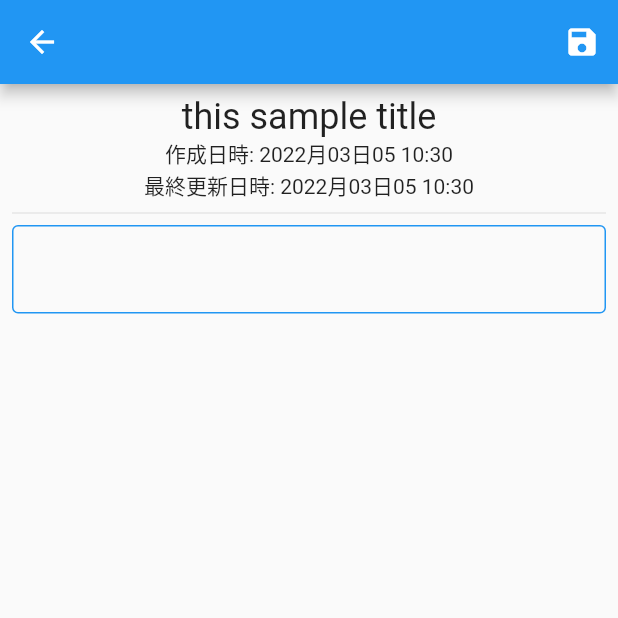
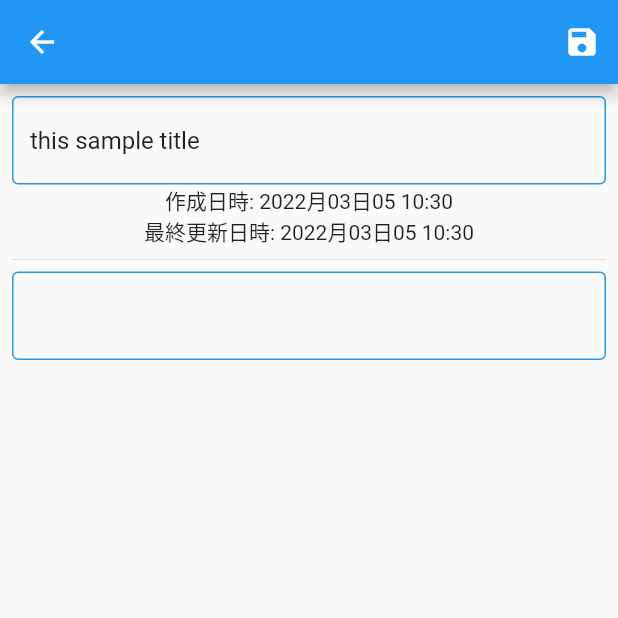
Before and after one commit to Pregum/prememo, a Flutter app: the ContentCreatePage screen opened by its route, on a phone screen of 412 x 824 dp, the top half of it. Run offline on Flutter 3.47's test engine with Material 2 defaults, Android fonts, the phone set to English and light mode, and no system bars; our stand-ins replace cloud_firestore, firebase_auth, firebase_core, flutter_dotenv, flutter_riverpod; missing offline and left inert: flutterfire_ui; accounts and stored records are empty.

Commit message:
update: hero ウィジェットの繊維処理のエラー回避で子ウィジェットにMaterilを追加

```diff
--- a/lib/view/content/content_create_page.dart
+++ b/lib/view/content/content_create_page.dart
@@ -14,6 +14,7 @@ class ContentCreatePage extends ConsumerStatefulWidget {
 
 class _ContentCreatePageState extends ConsumerState<ContentCreatePage> {
   final _textEditingController = TextEditingController(text: '');
+  final _titleEditingController = TextEditingController(text: '');
 
   @override
   void initState() {
@@ -21,6 +22,19 @@ class _ContentCreatePageState extends ConsumerState<ContentCreatePage> {
     _textEditingController.addListener(() {
       _handleContentChanged();
     });
+
+    final content = ref.read(contentProvider);
+    _titleEditingController.text = content.title;
+    _titleEditingController.addListener(() {
+      _handleTitleChanged();
+    });
+  }
+
+  void _handleTitleChanged() {
+    final contentNotifier = ref.watch(contentProvider.notifier);
+    final updatedContent = contentNotifier.state
+      ..title = _titleEditingController.text;
+    contentNotifier.setContent(updatedContent);
   }
 
   void _handleContentChanged() {
@@ -48,8 +62,8 @@ class _ContentCreatePageState extends ConsumerState<ContentCreatePage> {
               final contentService = ref.watch(contentServiceProvider);
               try {
                 await contentService.create(content);
-                final snackbar =
-                    SnackBar(content: Text('作成しました！ -- id: ${content.id}'));
+                final snackbar = SnackBar(
+                    content: Text('作成しました！ -- id: ${content.id} \u{1F600}'));
                 ScaffoldMessenger.of(context).showSnackBar(snackbar);
                 Navigator.of(context).pop();
               } catch (e) {
@@ -78,9 +92,21 @@ class _ContentCreatePageState extends ConsumerState<ContentCreatePage> {
                   Center(
                     child: Hero(
                       tag: content.id,
-                      child: Text(
-                        content.title,
-                        style: style,
+                      child: Material(
+                        // hero inside need material.
+                        // ref: https://stackoverflow.com/questions/68599745/no-material-widget-found-hero-animation-is-not-working-with-textfield
+                        type: MaterialType.transparency,
+                        child: TextField(
+                          controller: _titleEditingController,
+                          maxLength: null,
+                          maxLines: null,
+                          decoration: InputDecoration(
+                            enabledBorder: OutlineInputBorder(
+                              borderSide: BorderSide(
+                                  color: Theme.of(context).primaryColor),
+                            ),
+                          ),
+                        ),
                       ),
                     ),
                   ),
@@ -110,6 +136,7 @@ class _ContentCreatePageState extends ConsumerState<ContentCreatePage> {
   @override
   void dispose() {
     _textEditingController.dispose();
+    _titleEditingController.dispose();
     super.dispose();
   }
 }
--- a/lib/viewmodel/content_controller.dart
+++ b/lib/viewmodel/content_controller.dart
@@ -2,8 +2,9 @@ import 'package:flutter_riverpod/flutter_riverpod.dart';
 
 import '../model/content.dart';
 
-final contentProvider = StateNotifierProvider<ContentController, Content>(
-    (ref) => ContentController());
+final contentProvider =
+    StateNotifierProvider.autoDispose<ContentController, Content>(
+        (ref) => ContentController());
 
 class ContentController extends StateNotifier<Content> {
   ContentController() : super(Content.initialize());
```
